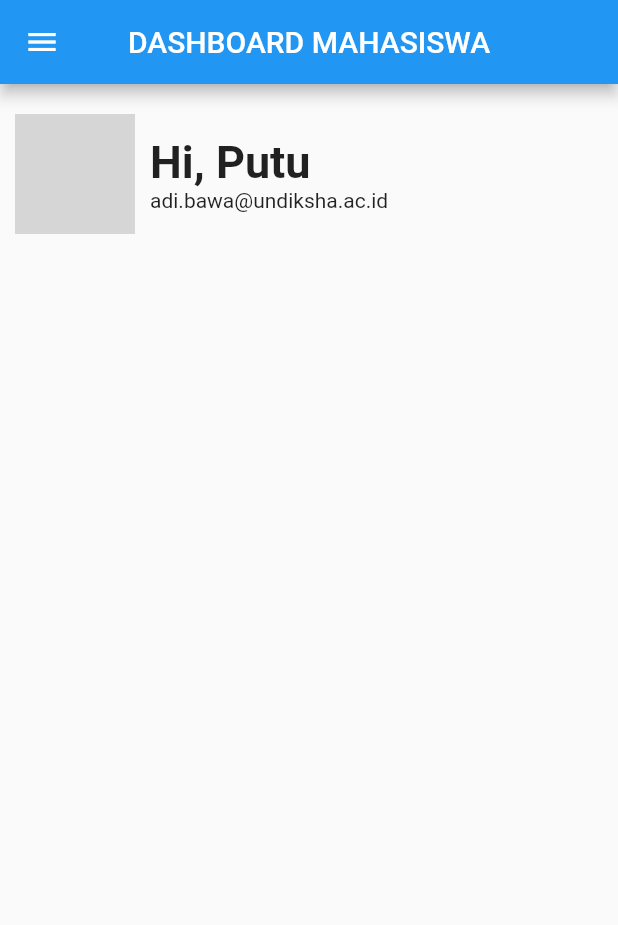
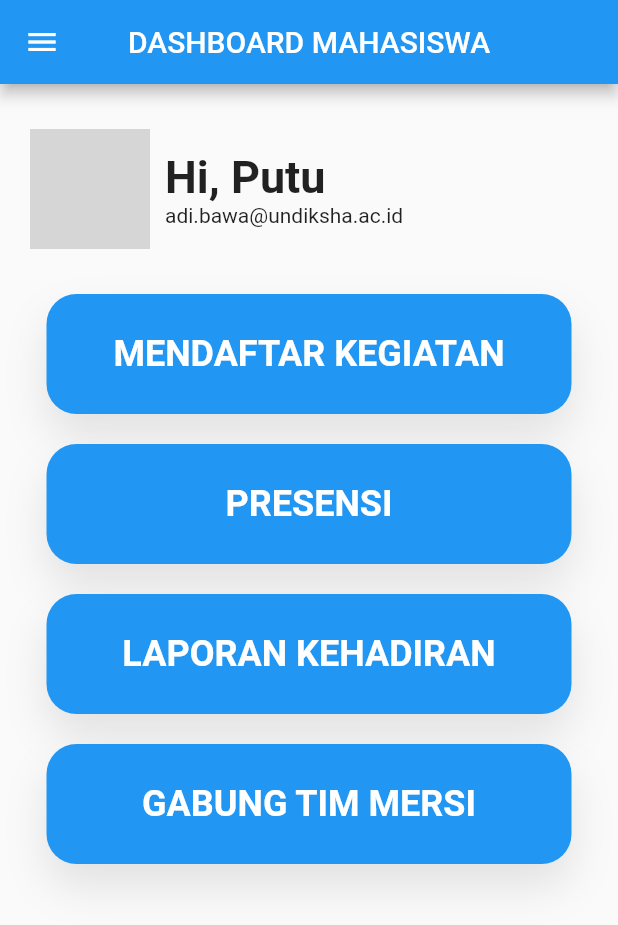
Before and after one commit to putuadibawa/absensi_sifors, a Flutter app: the DashboardMahasiswaView screen opened directly, on a phone screen of 412 x 824 dp. Shown: the top 925 px of the screen. Run offline on Flutter 3.47's test engine with Material 2 defaults, Android fonts, the phone set to English and light mode, and no system bars; network calls fail; grey boxes are pictures that could not be loaded.

Commit message:
modified:   lib/main.dart 	modified:   lib/module/dashboard_mahasiswa/view/dashboard_mahasiswa_view.dart 	modified:   lib/module/splash_screen/view/splash_screen_view.dart

```diff
--- a/lib/main.dart
+++ b/lib/main.dart
@@ -1,4 +1,4 @@
-import 'package:absensi_sifors/module/login/view/login_view.dart';
+//import 'package:absensi_sifors/module/login/view/login_view.dart';
 import 'package:absensi_sifors/module/splash_screen/view/splash_screen_view.dart';
 import 'package:absensi_sifors/state_util.dart';
 import 'package:flutter/material.dart';
--- a/lib/module/dashboard_mahasiswa/view/dashboard_mahasiswa_view.dart
+++ b/lib/module/dashboard_mahasiswa/view/dashboard_mahasiswa_view.dart
@@ -1,15 +1,12 @@
 import 'package:flutter/material.dart';
 import 'package:absensi_sifors/core.dart';
-import '../controller/dashboard_mahasiswa_controller.dart';
+//import '../controller/dashboard_mahasiswa_controller.dart';
 
 class DashboardMahasiswaView extends StatefulWidget {
   const DashboardMahasiswaView({Key? key}) : super(key: key);
 
   Widget build(context, DashboardMahasiswaController controller) {
     controller.view = this;
-
-    String nama = "Putu";
-    String email = "adi.bawa@undiksha.ac.id";
 
     return Scaffold(
       appBar: AppBar(
@@ -23,8 +20,8 @@ class DashboardMahasiswaView extends StatefulWidget {
               accountName: Text("Putu Adi Bawa"),
               accountEmail: Text("adi.bawa@undiksha.ac.id"),
               currentAccountPicture: CircleAvatar(
-                backgroundImage: NetworkImage(
-                    "https://images.unsplash.com/photo-1600486913747-55e5470d6f40?ixlib=rb-1.2.1&ixid=MnwxMjA3fDB8MHxwaG90by1wYWdlfHx8fGVufDB8fHx8&auto=format&fit=crop&w=1170&q=80"),
+                backgroundImage:
+                    NetworkImage("https://i.ibb.co/PGv8ZzG/me.jpg"),
               ),
               decoration: BoxDecoration(
                 color: Colors.blue,
@@ -48,6 +45,11 @@ class DashboardMahasiswaView extends StatefulWidget {
               onTap: () {},
             ),
             ListTile(
+              leading: const Icon(Icons.person),
+              title: const Text("Profile"),
+              onTap: () {},
+            ),
+            ListTile(
               leading: const Icon(Icons.logout),
               title: const Text("Sign Out"),
               onTap: () {
@@ -64,7 +66,7 @@ class DashboardMahasiswaView extends StatefulWidget {
       ),
       body: SingleChildScrollView(
         child: Container(
-          padding: const EdgeInsets.all(0),
+          padding: const EdgeInsets.all(10),
           child: Column(
             children: [
               const SizedBox(
@@ -83,18 +85,146 @@ class DashboardMahasiswaView extends StatefulWidget {
                   ),
                   Column(
                     crossAxisAlignment: CrossAxisAlignment.start,
-                    children: [
+                    children: const [
                       Text(
-                        "Hi, $nama",
-                        style: const TextStyle(
+                        "Hi, Putu",
+                        style: TextStyle(
                           fontSize: 30.0,
                           fontWeight: FontWeight.bold,
                         ),
                       ),
-                      Text("$email"),
+                      Text("adi.bawa@undiksha.ac.id"),
                     ],
                   ),
                 ],
+              ),
+              const SizedBox(
+                height: 20.0,
+              ),
+              InkWell(
+                onTap: () {},
+                child: Container(
+                  padding: const EdgeInsets.all(0),
+                  height: 80.0,
+                  width: 350.0,
+                  decoration: BoxDecoration(
+                    color: Colors.blue,
+                    borderRadius: BorderRadius.circular(20),
+                    boxShadow: const [
+                      BoxShadow(
+                        color: Color(0x19000000),
+                        blurRadius: 24,
+                        offset: Offset(0, 15),
+                      ),
+                    ],
+                  ),
+                  child: const Center(
+                    child: Text(
+                      "MENDAFTAR KEGIATAN",
+                      style: TextStyle(
+                        fontSize: 24,
+                        fontWeight: FontWeight.bold,
+                        color: Colors.white,
+                      ),
+                    ),
+                  ),
+                ),
+              ),
+              const SizedBox(
+                height: 20.0,
+              ),
+              InkWell(
+                onTap: () {},
+                child: Container(
+                  padding: const EdgeInsets.all(0),
+                  height: 80.0,
+                  width: 350.0,
+                  decoration: BoxDecoration(
+                    color: Colors.blue,
+                    borderRadius: BorderRadius.circular(20),
+                    boxShadow: const [
+                      BoxShadow(
+                        color: Color(0x19000000),
+                        blurRadius: 24,
+                        offset: Offset(0, 15),
+                      ),
+                    ],
+                  ),
+                  child: const Center(
+                    child: Text(
+                      "PRESENSI",
+                      style: TextStyle(
+                        fontSize: 24,
+                        fontWeight: FontWeight.bold,
+                        color: Colors.white,
+                      ),
+                    ),
+                  ),
+                ),
+              ),
+              const SizedBox(
+                height: 20.0,
+              ),
+              InkWell(
+                onTap: () {},
+                child: Container(
+                  padding: const EdgeInsets.all(0),
+                  height: 80.0,
+                  width: 350.0,
+                  decoration: BoxDecoration(
+                    color: Colors.blue,
+                    borderRadius: BorderRadius.circular(20),
+                    boxShadow: const [
+                      BoxShadow(
+                        color: Color(0x19000000),
+                        blurRadius: 24,
+                        offset: Offset(0, 15),
+                      ),
+                    ],
+                  ),
+                  child: const Center(
+                    child: Text(
+                      "LAPORAN KEHADIRAN",
+                      style: TextStyle(
+                        fontSize: 24,
+                        fontWeight: FontWeight.bold,
+                        color: Colors.white,
+                      ),
+                    ),
+                  ),
+                ),
+              ),
+              const SizedBox(
+                height: 20.0,
+              ),
+              InkWell(
+                onTap: () {},
+                child: Container(
+                  padding: const EdgeInsets.all(0),
+                  height: 80.0,
+                  width: 350.0,
+                  decoration: BoxDecoration(
+                    color: Colors.blue,
+                    borderRadius: BorderRadius.circular(20),
+                    boxShadow: const [
+                      BoxShadow(
+                        color: Color(0x19000000),
+                        blurRadius: 24,
+                        offset: Offset(0, 15),
+                      ),
+                    ],
+                  ),
+                  child: const Center(
+                    child: Text(
+                      "GABUNG TIM MERSI",
+                      style: TextStyle(
+                        fontSize: 24,
+                        fontWeight: FontWeight.bold,
+                        color: Colors.white,
+                      ),
+                    ),
+                  ),
+                ),
               ),
             ],
           ),
--- a/lib/module/splash_screen/view/splash_screen_view.dart
+++ b/lib/module/splash_screen/view/splash_screen_view.dart
@@ -1,6 +1,6 @@
 import 'package:flutter/material.dart';
 import 'package:absensi_sifors/core.dart';
-import '../controller/splash_screen_controller.dart';
+//import '../controller/splash_screen_controller.dart';
 
 class SplashScreenView extends StatefulWidget {
   const SplashScreenView({Key? key}) : super(key: key);
```
